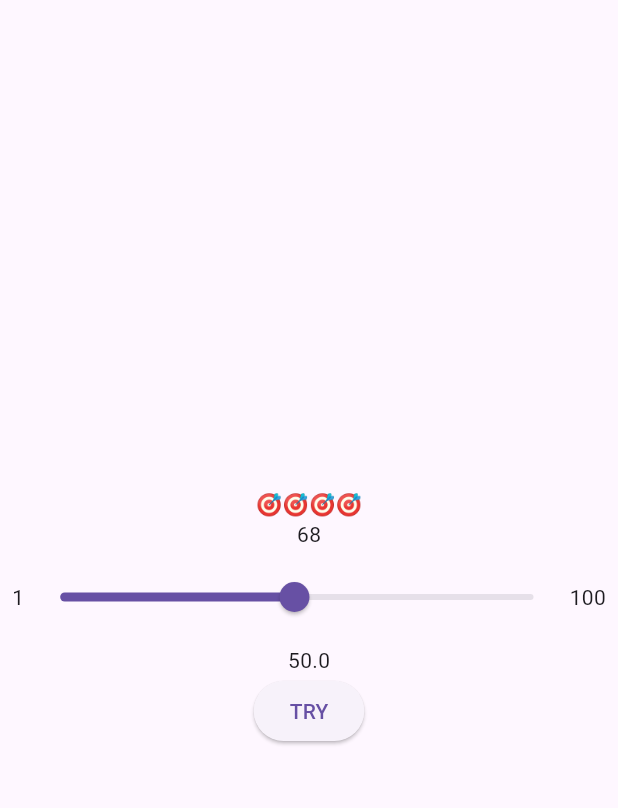
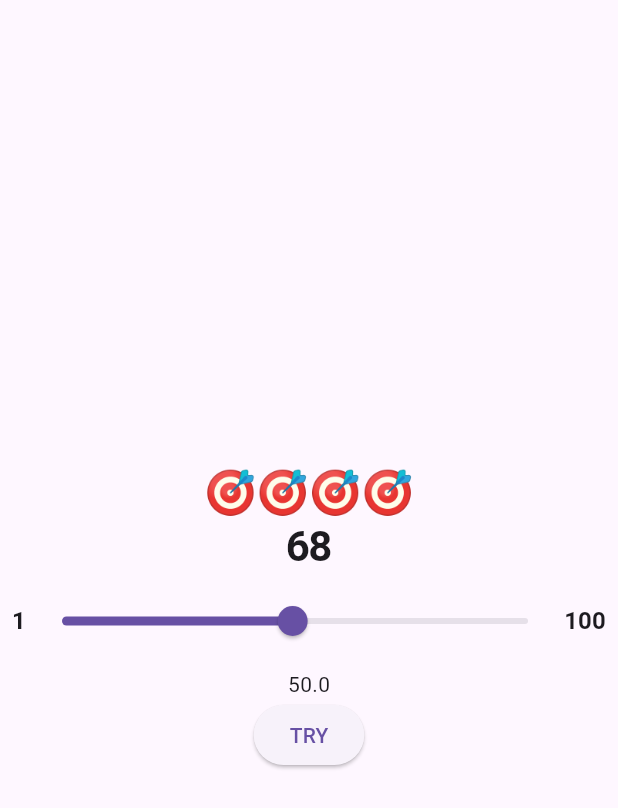
Before and after one commit to albertgarrido4/Challenge-First-Flutter-App-AlbertGarrido, a Flutter app: the screen it shows after launch, on a phone screen of 412 x 824 dp. Shown: the top 808 px of the screen. Run offline on Flutter 3.47's test engine with Material 3 defaults, Android fonts, the phone set to English and light mode, and no system bars.

Commit message:
Styling UI: Typography

```diff
--- a/lib/main.dart
+++ b/lib/main.dart
@@ -34,16 +34,16 @@ class _ContentViewState extends State<ContentView> {
       child: Column(
         mainAxisAlignment: MainAxisAlignment.center,
         children: [
-          Text("🎯🎯🎯🎯"),
-          Text("68"),
+          Text("🎯🎯🎯🎯", style: Theme.of(context).textTheme.headlineMedium),
+          Text("68", style: Theme.of(context).textTheme.headlineMedium?.copyWith(letterSpacing: -1, fontWeight: FontWeight.bold)),
           Padding(
             padding: const EdgeInsets.all(8.0),
             child: Row(
               mainAxisAlignment: MainAxisAlignment.center,
               children: [
-                Text("${_MIN_VALUE.toInt()}"),
+                Text("${_MIN_VALUE.toInt()}", style: Theme.of(context).textTheme.titleMedium?.copyWith(fontWeight: FontWeight.bold)),
                 Expanded(child: Slider(value: _value, onChanged: _onChanged, min:_MIN_VALUE,max: _MAX_VALUE)),
-                Text("${_MAX_VALUE.toInt()}"),
+                Text("${_MAX_VALUE.toInt()}", style: Theme.of(context).textTheme.titleMedium?.copyWith(fontWeight: FontWeight.bold)),
               ],
             ),
           ),
```
